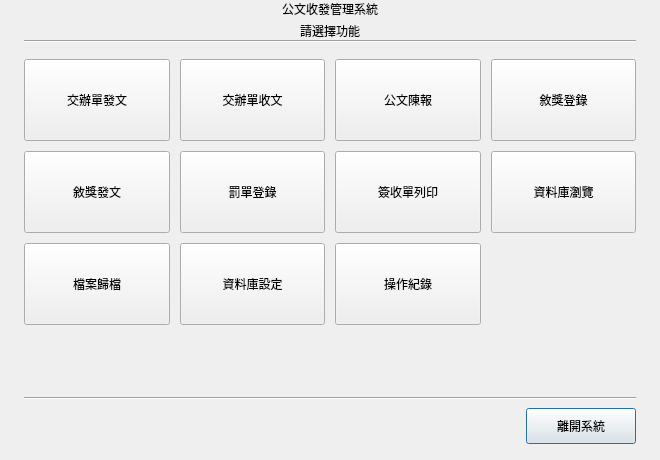
Above: layouts/main_menu.ui from jerrygskk/PoliceDocSys before the change. Below: the same form after it.
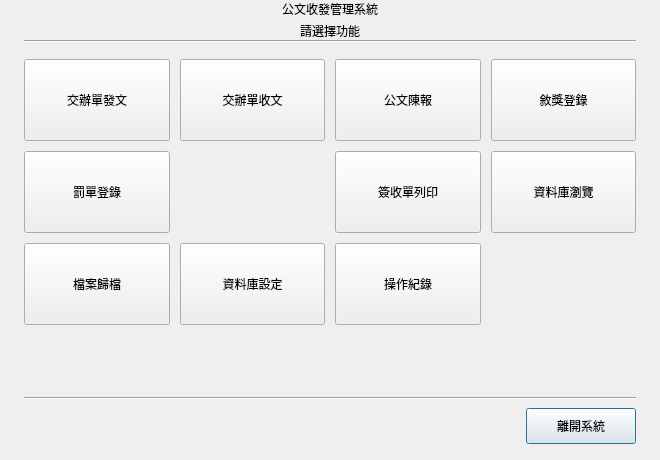
That is the form after the change.

Commit message: feat: 敘獎發文頁併回結算發文，並修正陳報預覽版面

```diff
--- a/layouts/main_menu.ui
+++ b/layouts/main_menu.ui
@@ -122,14 +122,6 @@
       </widget>
      </item>
      <item row="1" column="0">
-      <widget class="QToolButton" name="btn_reward_issue">
-       <property name="minimumSize"><size><width>0</width><height>82</height></size></property>
-       <property name="sizePolicy"><sizepolicy hsizetype="Expanding" vsizetype="Expanding"><horstretch>0</horstretch><verstretch>0</verstretch></sizepolicy></property>
-       <property name="text"><string>敘獎發文</string></property>
-       <property name="toolButtonStyle"><enum>Qt::ToolButtonTextUnderIcon</enum></property>
-      </widget>
-     </item>
-     <item row="1" column="1">
       <widget class="QToolButton" name="btn_ticket">
        <property name="minimumSize"><size><width>0</width><height>82</height></size></property>
        <property name="sizePolicy"><sizepolicy hsizetype="Expanding" vsizetype="Expanding"><horstretch>0</horstretch><verstretch>0</verstretch></sizepolicy></property>
```
The commit also changes 50 other files.
